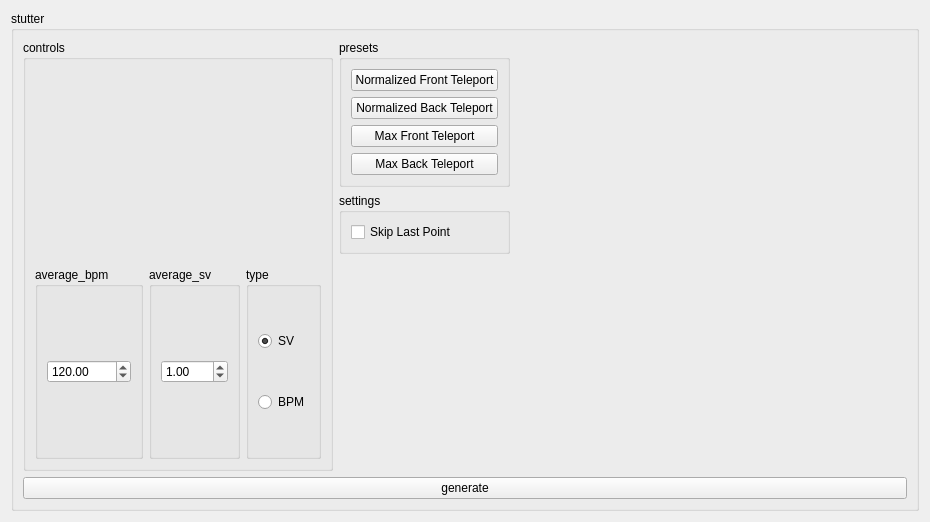
Above: ui/stutter.ui from Eve-ning/reamber before the change. Below: the same form after it.
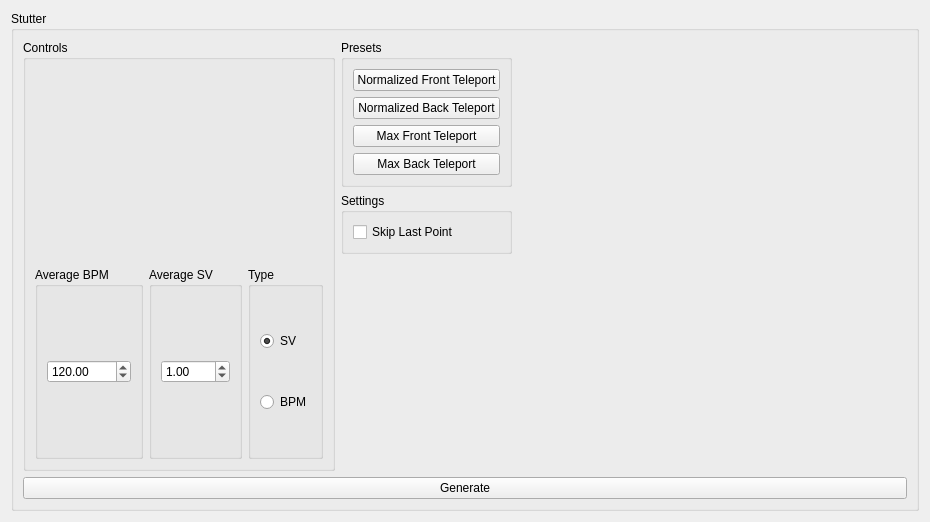
That is the form after the change. Custom widgets are drawn as their Qt base class.

```diff
--- a/ui/stutter.ui
+++ b/ui/stutter.ui
@@ -20,7 +20,7 @@
       <number>-2</number>
      </property>
      <property name="title">
-      <string>stutter</string>
+      <string>Stutter</string>
      </property>
      <layout class="QGridLayout" name="gridLayout_4">
       <item row="2" column="1">
@@ -39,7 +39,7 @@
       <item row="1" column="1">
        <widget class="QGroupBox" name="settingsLO">
         <property name="title">
-         <string>settings</string>
+         <string>Settings</string>
         </property>
         <layout class="QGridLayout" name="gridLayout_59">
          <item row="0" column="0">
@@ -55,7 +55,7 @@
       <item row="0" column="1">
        <widget class="QGroupBox" name="presetLO">
         <property name="title">
-         <string>presets</string>
+         <string>Presets</string>
         </property>
         <layout class="QGridLayout" name="gridLayout_46">
          <item row="5" column="0">
@@ -92,13 +92,13 @@
       <item row="0" column="0" rowspan="3">
        <widget class="QGroupBox" name="controlsLO">
         <property name="title">
-         <string>controls</string>
+         <string>Controls</string>
         </property>
         <layout class="QGridLayout" name="gridLayout_5">
          <item row="2" column="0">
           <widget class="QGroupBox" name="aveBpmLO">
            <property name="title">
-            <string>average_bpm</string>
+            <string>Average BPM</string>
            </property>
            <layout class="QGridLayout" name="gridLayout_37">
             <item row="0" column="0">
@@ -120,7 +120,7 @@
          <item row="2" column="1">
           <widget class="QGroupBox" name="aveSvLO">
            <property name="title">
-            <string>average_sv</string>
+            <string>Average SV</string>
            </property>
            <layout class="QGridLayout" name="gridLayout_10">
             <item row="0" column="0">
@@ -145,7 +145,7 @@
          <item row="2" column="2" colspan="2">
           <widget class="QGroupBox" name="typeLO">
            <property name="title">
-            <string>type</string>
+            <string>Type</string>
            </property>
            <layout class="QGridLayout" name="gridLayout_38">
             <item row="1" column="0">
@@ -183,7 +183,7 @@
       <item row="3" column="0" colspan="4">
        <widget class="QPushButton" name="generateButton">
         <property name="text">
-         <string>generate</string>
+         <string>Generate</string>
         </property>
        </widget>
       </item>
```
